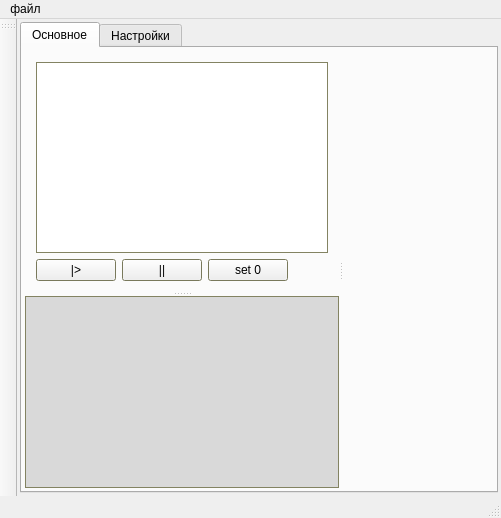
Before: the Qt Designer form CraftTool/src/mainwindow.ui in rybchenkoa/craft-tool, drawn with Qt 5.
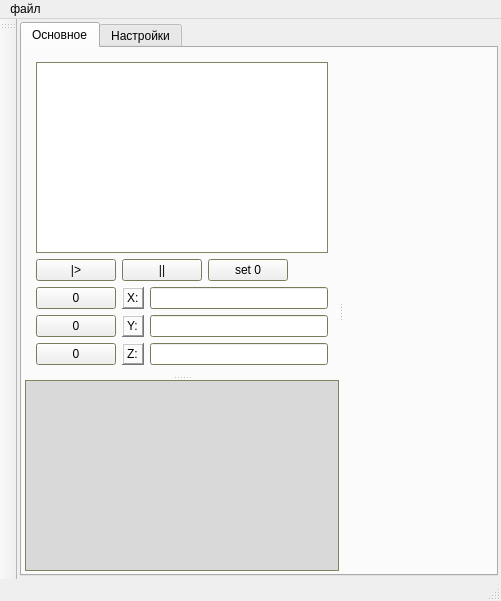
After: the same form once the commit is applied. Custom widgets are drawn as their Qt base class.

Commit message: Добавлены элементы отображения координат.

What changed in the file:
```diff
--- a/CraftTool/src/mainwindow.ui
+++ b/CraftTool/src/mainwindow.ui
@@ -214,6 +214,79 @@
                </item>
               </layout>
              </item>
+             <item>
+              <layout class="QGridLayout" name="gridLayout">
+               <item row="0" column="1">
+                <widget class="QLabel" name="c_labelX">
+                 <property name="frameShape">
+                  <enum>QFrame::WinPanel</enum>
+                 </property>
+                 <property name="frameShadow">
+                  <enum>QFrame::Raised</enum>
+                 </property>
+                 <property name="text">
+                  <string>X:</string>
+                 </property>
+                </widget>
+               </item>
+               <item row="2" column="1">
+                <widget class="QLabel" name="c_labelZ">
+                 <property name="frameShape">
+                  <enum>QFrame::WinPanel</enum>
+                 </property>
+                 <property name="frameShadow">
+                  <enum>QFrame::Raised</enum>
+                 </property>
+                 <property name="text">
+                  <string>Z:</string>
+                 </property>
+                </widget>
+               </item>
+               <item row="1" column="2">
+                <widget class="QLineEdit" name="c_lineEditY"/>
+               </item>
+               <item row="1" column="1">
+                <widget class="QLabel" name="c_labelY">
+                 <property name="frameShape">
+                  <enum>QFrame::WinPanel</enum>
+                 </property>
+                 <property name="frameShadow">
+                  <enum>QFrame::Raised</enum>
+                 </property>
+                 <property name="text">
+                  <string>Y:</string>
+                 </property>
+                </widget>
+               </item>
+               <item row="0" column="2">
+                <widget class="QLineEdit" name="c_lineEditX"/>
+               </item>
+               <item row="2" column="2">
+                <widget class="QLineEdit" name="c_lineEditZ"/>
+               </item>
+               <item row="0" column="0">
+                <widget class="QPushButton" name="c_setX0Button">
+                 <property name="text">
+                  <string>0</string>
+                 </property>
+                </widget>
+               </item>
+               <item row="1" column="0">
+                <widget class="QPushButton" name="c_setY0Button">
+                 <property name="text">
+                  <string>0</string>
+                 </property>
+                </widget>
+               </item>
+               <item row="2" column="0">
+                <widget class="QPushButton" name="c_setZ0Button">
+                 <property name="text">
+                  <string>0</string>
+                 </property>
+                </widget>
+               </item>
+              </layout>
+             </item>
             </layout>
            </widget>
            <widget class="LogConsole" name="c_logConsole">
```
